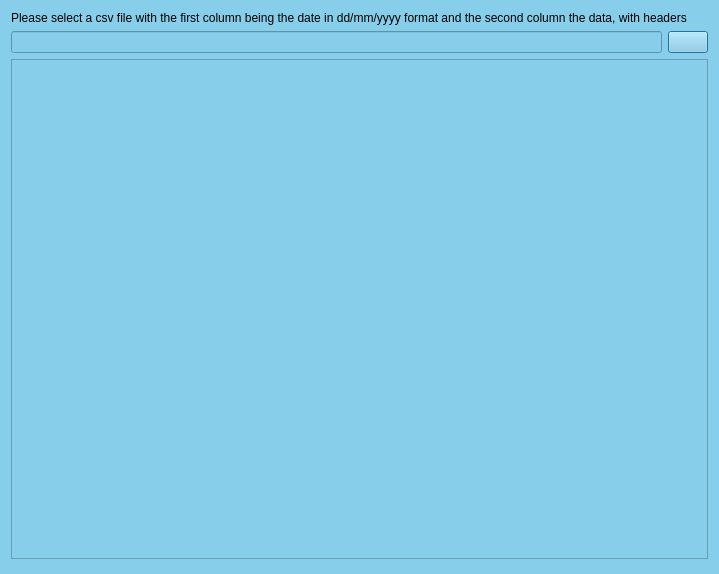
Qt form ui/calibration_inputs.ui (Inigobarbe/QAnnAGNPS) before a commit.
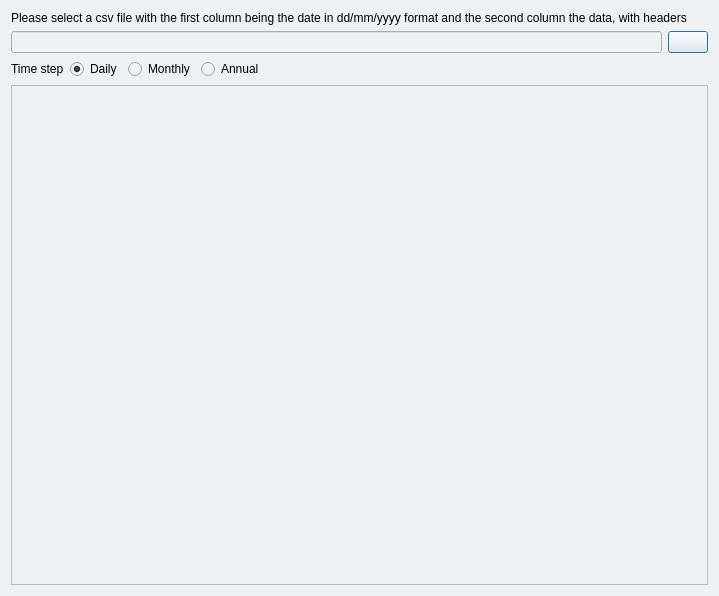
The same form after that commit.

```diff
--- a/ui/calibration_inputs.ui
+++ b/ui/calibration_inputs.ui
@@ -14,7 +14,7 @@
    <string>Dialog</string>
   </property>
   <property name="styleSheet">
-   <string notr="true">background-color: #87CEEB</string>
+   <string notr="true">background-color: #eef1f4</string>
   </property>
   <layout class="QGridLayout" name="gridLayout">
    <item row="1" column="0">
@@ -32,6 +32,54 @@
     </layout>
    </item>
    <item row="2" column="0">
+    <layout class="QHBoxLayout" name="horizontalLayout_2">
+     <item>
+      <widget class="QLabel" name="label_2">
+       <property name="text">
+        <string>Time step</string>
+       </property>
+      </widget>
+     </item>
+     <item>
+      <widget class="QRadioButton" name="daily">
+       <property name="text">
+        <string>Daily</string>
+       </property>
+       <property name="checked">
+        <bool>true</bool>
+       </property>
+      </widget>
+     </item>
+     <item>
+      <widget class="QRadioButton" name="monthly">
+       <property name="text">
+        <string>Monthly</string>
+       </property>
+      </widget>
+     </item>
+     <item>
+      <widget class="QRadioButton" name="annual">
+       <property name="text">
+        <string>Annual</string>
+       </property>
+      </widget>
+     </item>
+     <item>
+      <spacer name="horizontalSpacer">
+       <property name="orientation">
+        <enum>Qt::Horizontal</enum>
+       </property>
+       <property name="sizeHint" stdset="0">
+        <size>
+         <width>40</width>
+         <height>20</height>
+        </size>
+       </property>
+      </spacer>
+     </item>
+    </layout>
+   </item>
+   <item row="3" column="0">
     <widget class="QFrame" name="frame">
      <property name="minimumSize">
       <size>
@@ -47,7 +95,7 @@
      </property>
     </widget>
    </item>
-   <item row="3" column="0">
+   <item row="4" column="0">
     <spacer name="verticalSpacer">
      <property name="orientation">
       <enum>Qt::Vertical</enum>
```
